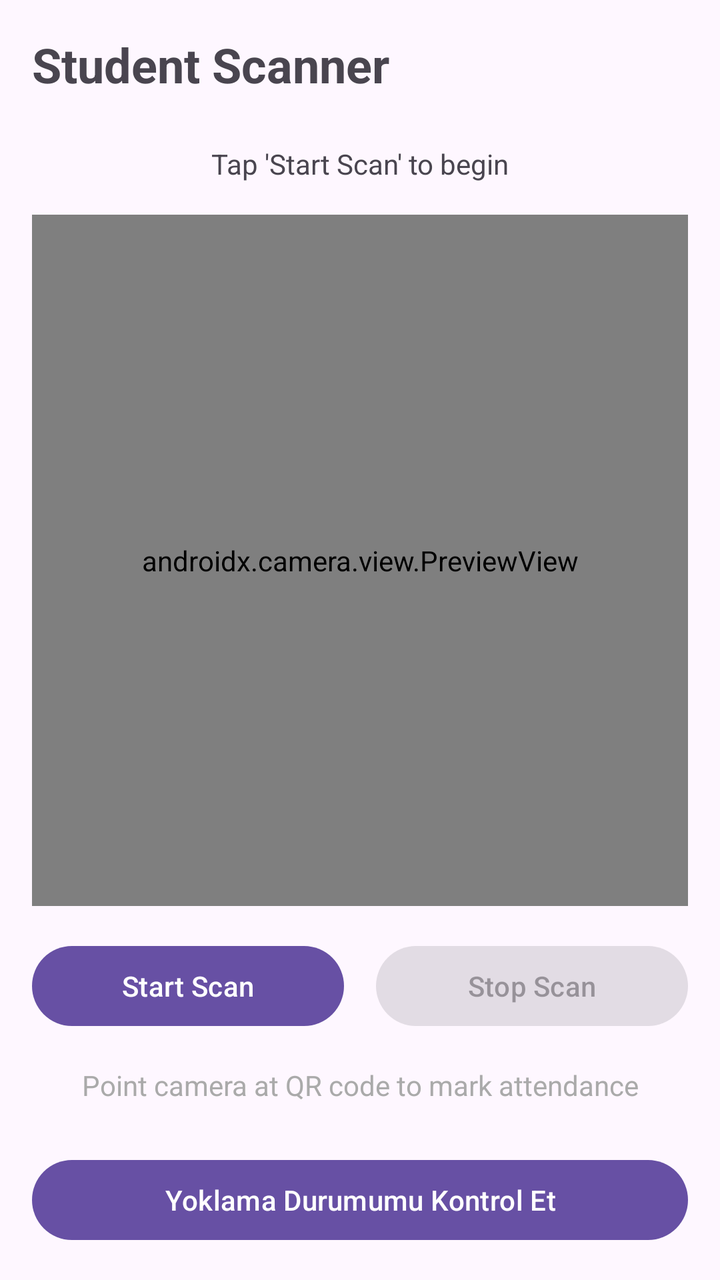
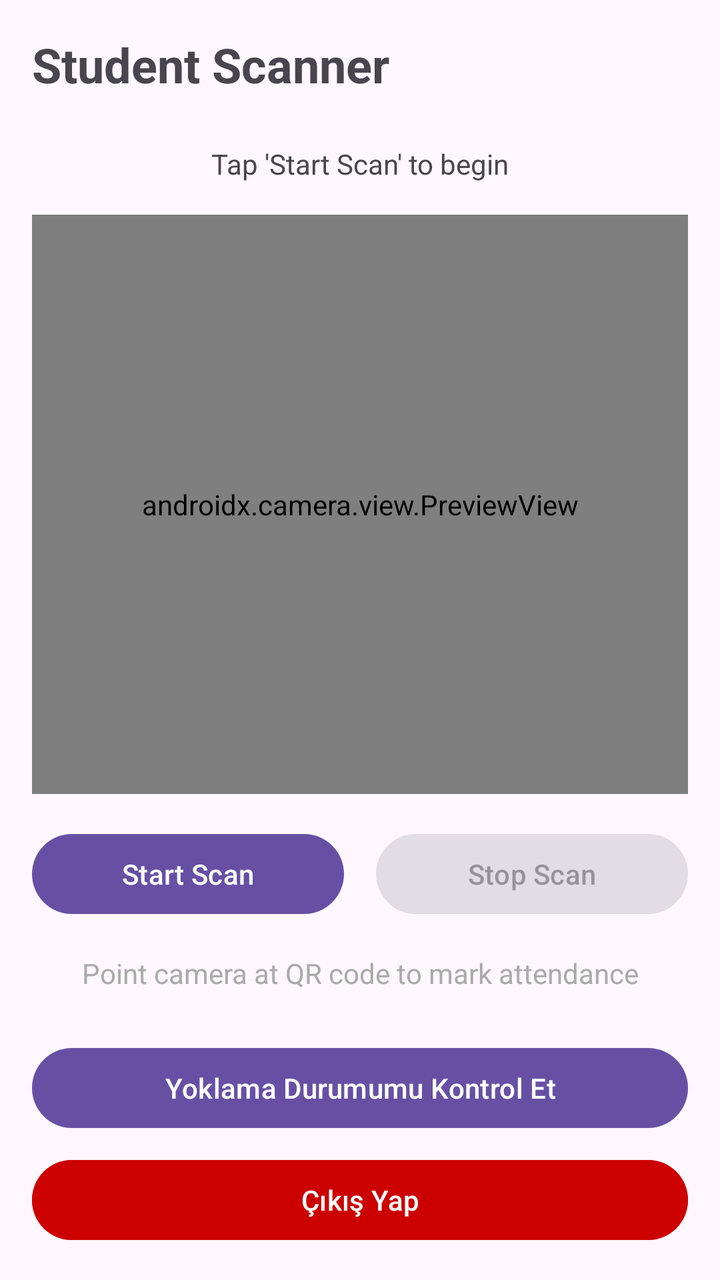

Two renders of the same Android screen: before a commit and after it. Below are the layout's source before the change and the commit's diff.
<!-- AndroidManifest.xml: application theme Theme.Material3.DayNight.NoActionBar -->
<!-- res/layout/activity_student.xml -->
<?xml version="1.0" encoding="utf-8"?>
<LinearLayout xmlns:android="http://schemas.android.com/apk/res/android"
    android:layout_width="match_parent"
    android:layout_height="match_parent"
    android:orientation="vertical"
    android:padding="16dp">

    <TextView
        android:layout_width="wrap_content"
        android:layout_height="wrap_content"
        android:text="Student Scanner"
        android:textSize="24sp"
        android:textStyle="bold"
        android:layout_marginBottom="24dp"/>

    <TextView
        android:id="@+id/tvStatus"
        android:layout_width="match_parent"
        android:layout_height="wrap_content"
        android:text="Tap 'Start Scan' to begin"
        android:textAlignment="center"
        android:layout_marginBottom="16dp"/>

    <androidx.camera.view.PreviewView
        android:id="@+id/previewView"
        android:layout_width="match_parent"
        android:layout_height="0dp"
        android:layout_weight="1"
        android:layout_marginBottom="16dp"/>

    <LinearLayout
        android:layout_width="match_parent"
        android:layout_height="wrap_content"
        android:orientation="horizontal"
        android:layout_marginBottom="16dp">

        <Button
            android:id="@+id/btnStartScan"
            android:layout_width="0dp"
            android:layout_height="wrap_content"
            android:layout_weight="1"
            android:text="Start Scan"
            android:layout_marginEnd="8dp"/>

        <Button
            android:id="@+id/btnStopScan"
            android:layout_width="0dp"
            android:layout_height="wrap_content"
            android:layout_weight="1"
            android:text="Stop Scan"
            android:enabled="false"
            android:layout_marginStart="8dp"/>

    </LinearLayout>


    <TextView
        android:layout_width="match_parent"
        android:layout_height="wrap_content"
        android:text="Point camera at QR code to mark attendance"
        android:textAlignment="center"
        android:textSize="14sp"
        android:textColor="@android:color/darker_gray"
        android:layout_marginBottom="16dp"/>

    <Button
        android:id="@+id/btnCheckAttendance"
        android:layout_width="match_parent"
        android:layout_height="wrap_content"
        android:text="Yoklama Durumumu Kontrol Et"
        android:layout_marginTop="8dp"/>

</LinearLayout>
<!-- resources referenced by this layout -->
<resources>

</resources>

<!-- the commit's change to res/layout/activity_student.xml (unified diff, before → after) -->
@@ -70,4 +70,12 @@
         android:text="Yoklama Durumumu Kontrol Et"
         android:layout_marginTop="8dp"/>
 
+    <Button
+        android:id="@+id/btnLogout"
+        android:layout_width="match_parent"
+        android:layout_height="wrap_content"
+        android:text="Çıkış Yap"
+        android:layout_marginTop="8dp"
+        android:backgroundTint="@android:color/holo_red_dark"/>
+
 </LinearLayout>
